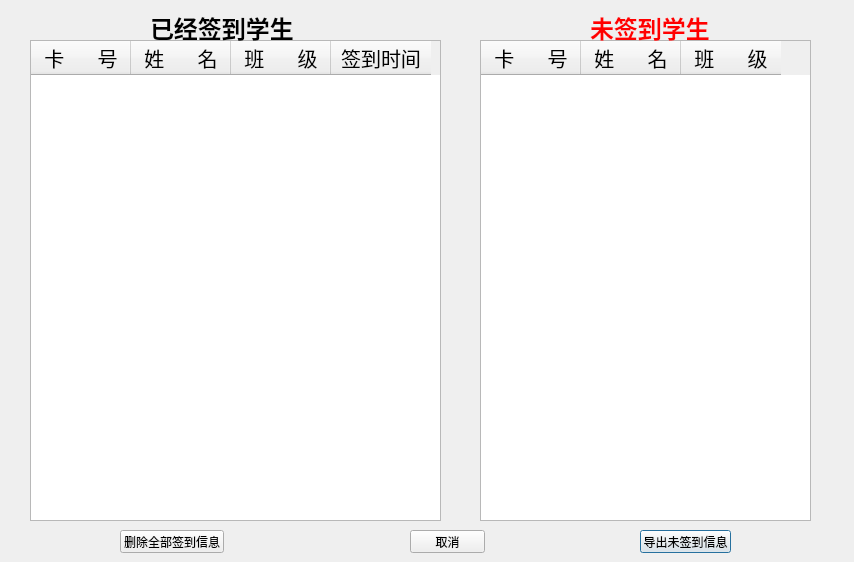
helloCZZ/FRS, file sign_success.ui: the form before one commit.
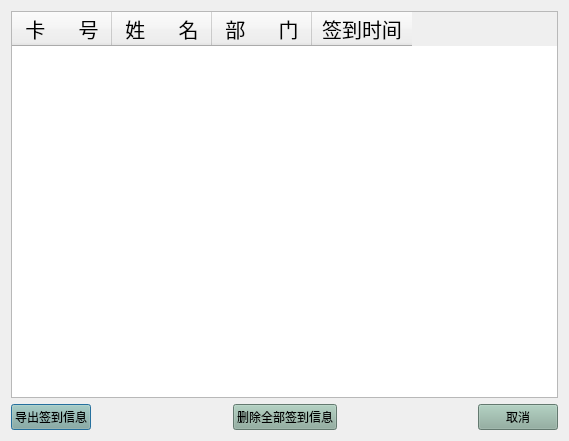
The form after the commit.

The edit to the form file:
```diff
--- a/sign_success.ui
+++ b/sign_success.ui
@@ -6,22 +6,16 @@
    <rect>
     <x>0</x>
     <y>0</y>
-    <width>854</width>
-    <height>562</height>
+    <width>569</width>
+    <height>441</height>
    </rect>
   </property>
   <property name="windowTitle">
    <string>Dialog</string>
   </property>
+  <layout class="QVBoxLayout" name="verticalLayout">
+   <item>
   <widget class="QTableWidget" name="tableWidget">
-   <property name="geometry">
-    <rect>
-     <x>30</x>
-     <y>40</y>
-     <width>411</width>
-     <height>481</height>
-    </rect>
-   </property>
    <column>
     <property name="text">
      <string>卡      号</string>
@@ -44,7 +38,7 @@
    </column>
    <column>
     <property name="text">
-     <string>班      级</string>
+       <string>部      门</string>
     </property>
     <property name="font">
      <font>
@@ -63,111 +57,68 @@
     </property>
    </column>
   </widget>
-  <widget class="QTableWidget" name="tableWidget_2">
-   <property name="geometry">
-    <rect>
-     <x>480</x>
-     <y>40</y>
-     <width>331</width>
-     <height>481</height>
-    </rect>
-   </property>
-   <column>
-    <property name="text">
-     <string>卡      号</string>
-    </property>
-    <property name="font">
-     <font>
-      <pointsize>15</pointsize>
-     </font>
-    </property>
-   </column>
-   <column>
-    <property name="text">
-     <string>姓      名</string>
-    </property>
-    <property name="font">
-     <font>
-      <pointsize>15</pointsize>
-     </font>
-    </property>
-   </column>
-   <column>
-    <property name="text">
-     <string>班      级</string>
-    </property>
-    <property name="font">
-     <font>
-      <pointsize>15</pointsize>
-     </font>
-    </property>
-   </column>
-  </widget>
-  <widget class="QLabel" name="label">
-   <property name="geometry">
-    <rect>
-     <x>150</x>
-     <y>10</y>
-     <width>161</width>
-     <height>31</height>
-    </rect>
-   </property>
-   <property name="text">
-    <string>&lt;html&gt;&lt;head/&gt;&lt;body&gt;&lt;p&gt;&lt;span style=&quot; font-size:18pt; font-weight:600;&quot;&gt;已经签到学生&lt;/span&gt;&lt;/p&gt;&lt;/body&gt;&lt;/html&gt;</string>
-   </property>
-  </widget>
-  <widget class="QLabel" name="label_2">
-   <property name="geometry">
-    <rect>
-     <x>590</x>
-     <y>10</y>
-     <width>161</width>
-     <height>31</height>
-    </rect>
-   </property>
-   <property name="text">
-    <string>&lt;html&gt;&lt;head/&gt;&lt;body&gt;&lt;p&gt;&lt;span style=&quot; font-size:18pt; font-weight:600; color:#ff0000;&quot;&gt;未签到学生&lt;/span&gt;&lt;/p&gt;&lt;/body&gt;&lt;/html&gt;</string>
-   </property>
-  </widget>
+   </item>
+   <item>
+    <layout class="QHBoxLayout" name="horizontalLayout">
+     <item>
   <widget class="QPushButton" name="pushButton">
-   <property name="geometry">
-    <rect>
-     <x>640</x>
-     <y>530</y>
-     <width>91</width>
-     <height>23</height>
-    </rect>
+       <property name="styleSheet">
+        <string notr="true">background:rgb(138, 170, 155)</string>
    </property>
    <property name="text">
-    <string>导出未签到信息</string>
-   </property>
-  </widget>
+        <string>导出签到信息</string>
+       </property>
+      </widget>
+     </item>
+     <item>
+      <spacer name="horizontalSpacer_2">
+       <property name="orientation">
+        <enum>Qt::Horizontal</enum>
+       </property>
+       <property name="sizeHint" stdset="0">
+        <size>
+         <width>40</width>
+         <height>20</height>
+        </size>
+       </property>
+      </spacer>
+     </item>
+     <item>
   <widget class="QPushButton" name="pushButton_3">
-   <property name="geometry">
-    <rect>
-     <x>120</x>
-     <y>530</y>
-     <width>104</width>
-     <height>23</height>
-    </rect>
+       <property name="styleSheet">
+        <string notr="true">background:rgb(138, 170, 155)</string>
    </property>
    <property name="text">
     <string>删除全部签到信息</string>
    </property>
   </widget>
+     </item>
+     <item>
+      <spacer name="horizontalSpacer">
+       <property name="orientation">
+        <enum>Qt::Horizontal</enum>
+       </property>
+       <property name="sizeHint" stdset="0">
+        <size>
+         <width>40</width>
+         <height>20</height>
+        </size>
+       </property>
+      </spacer>
+     </item>
+     <item>
   <widget class="QPushButton" name="pushButton_2">
-   <property name="geometry">
-    <rect>
-     <x>410</x>
-     <y>530</y>
-     <width>75</width>
-     <height>23</height>
-    </rect>
+       <property name="styleSheet">
+        <string notr="true">background:rgb(138, 170, 155)</string>
    </property>
    <property name="text">
     <string>取消</string>
    </property>
   </widget>
+     </item>
+    </layout>
+   </item>
+  </layout>
  </widget>
  <resources/>
  <connections/>
```
Lines whose indentation alone changed are shown as unchanged.
